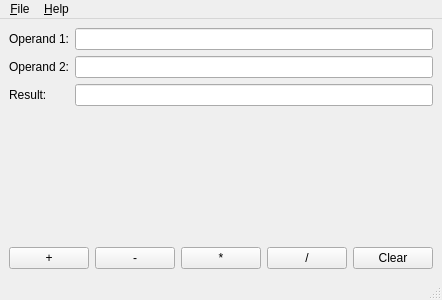
The window that OOP/lab6/lab6/mainwindow.ui (Dimoooooooonn/Study) describes before a commit, drawn with Qt 5.
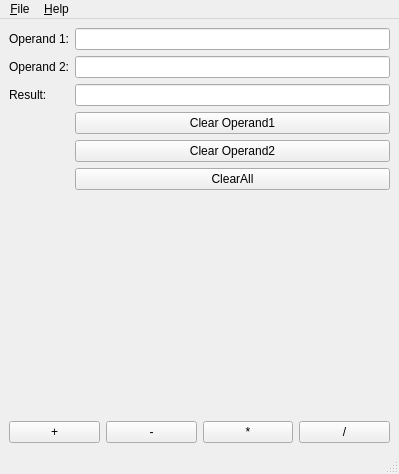
The same window after the commit.

Diff of the .ui file:
```diff
--- a/OOP/lab6/lab6/mainwindow.ui
+++ b/OOP/lab6/lab6/mainwindow.ui
@@ -6,8 +6,8 @@
    <rect>
     <x>0</x>
     <y>0</y>
-    <width>400</width>
-    <height>300</height>
+    <width>399</width>
+    <height>474</height>
    </rect>
   </property>
   <property name="windowTitle">
@@ -48,6 +48,27 @@
       <item row="2" column="1">
        <widget class="QLineEdit" name="lineEditResult"/>
       </item>
+      <item row="4" column="1">
+       <widget class="QPushButton" name="pushButton_ClearOperand2">
+        <property name="text">
+         <string>Clear Operand2</string>
+        </property>
+       </widget>
+      </item>
+      <item row="5" column="1">
+       <widget class="QPushButton" name="buttonClear">
+        <property name="text">
+         <string>ClearAll</string>
+        </property>
+       </widget>
+      </item>
+      <item row="3" column="1">
+       <widget class="QPushButton" name="pushButton_ClearOperand1">
+        <property name="text">
+         <string>Clear Operand1</string>
+        </property>
+       </widget>
+      </item>
      </layout>
     </item>
     <!-- Кнопки операций -->
@@ -81,13 +102,6 @@
         </property>
        </widget>
       </item>
-      <item>
-       <widget class="QPushButton" name="buttonClear">
-        <property name="text">
-         <string>Clear</string>
-        </property>
-       </widget>
-      </item>
      </layout>
     </item>
    </layout>
@@ -98,8 +112,8 @@
     <rect>
      <x>0</x>
      <y>0</y>
-     <width>400</width>
-     <height>21</height>
+     <width>399</width>
+     <height>25</height>
     </rect>
    </property>
    <widget class="QMenu" name="menuFile">
```
Left out of the diff: 4 changed lines with no effect on the pictures.
